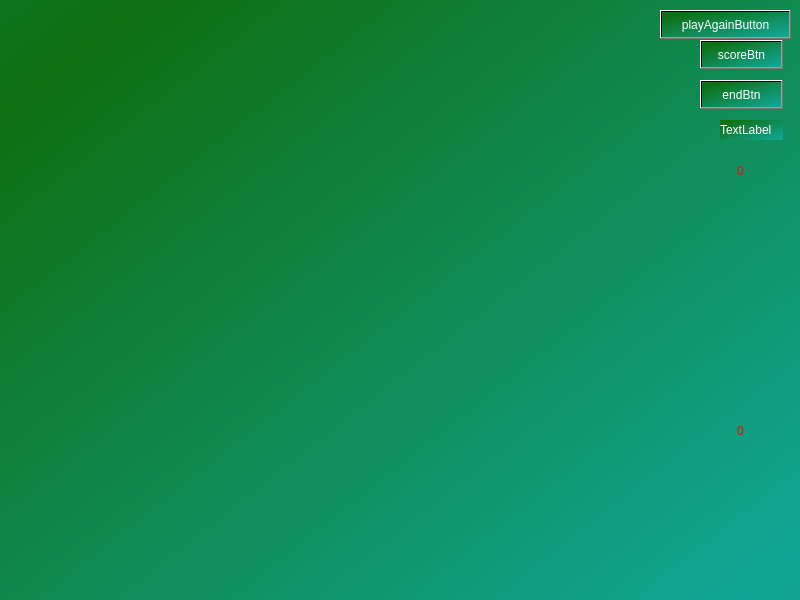
This is gamewidget.ui in ZinchenkoVlad/BlackJack_QT as Qt 5 draws it before an edit. The edited form follows.
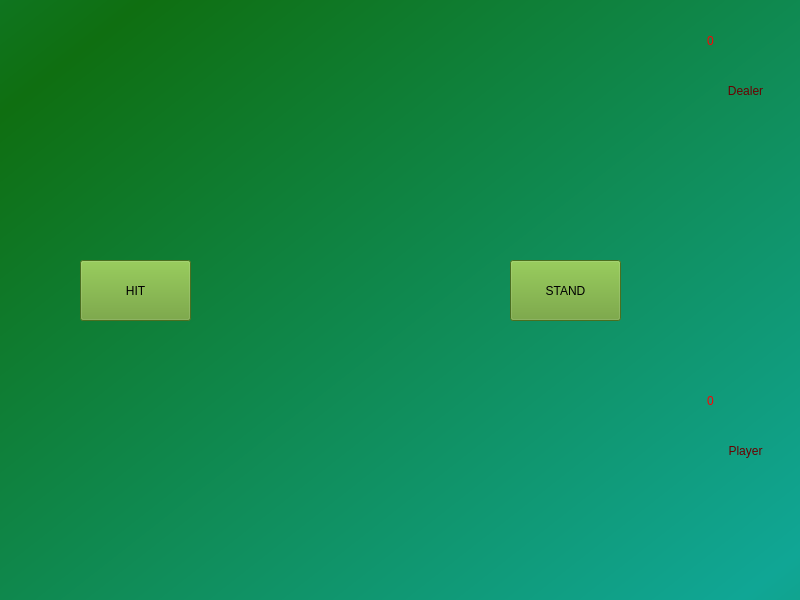
This is the edited form.

Patch:
```diff
--- a/gamewidget.ui
+++ b/gamewidget.ui
@@ -17,58 +17,6 @@
    <string notr="true">color: rgb(255, 255, 255);
 background-color: qlineargradient(spread:reflect, x1:0.09, y1:0.096, x2:0.977, y2:0.939101, stop:0 rgba(15, 111, 17, 255), stop:1 rgba(16, 166, 149, 255));</string>
   </property>
-  <widget class="QPushButton" name="playAgainButton">
-   <property name="geometry">
-    <rect>
-     <x>660</x>
-     <y>10</y>
-     <width>131</width>
-     <height>29</height>
-    </rect>
-   </property>
-   <property name="text">
-    <string>playAgainButton</string>
-   </property>
-  </widget>
-  <widget class="QPushButton" name="endBtn">
-   <property name="geometry">
-    <rect>
-     <x>700</x>
-     <y>80</y>
-     <width>83</width>
-     <height>29</height>
-    </rect>
-   </property>
-   <property name="text">
-    <string>endBtn</string>
-   </property>
-  </widget>
-  <widget class="QPushButton" name="scoreBtn">
-   <property name="geometry">
-    <rect>
-     <x>700</x>
-     <y>40</y>
-     <width>83</width>
-     <height>29</height>
-    </rect>
-   </property>
-   <property name="text">
-    <string>scoreBtn</string>
-   </property>
-  </widget>
-  <widget class="QLabel" name="scoreLabel">
-   <property name="geometry">
-    <rect>
-     <x>720</x>
-     <y>120</y>
-     <width>63</width>
-     <height>20</height>
-    </rect>
-   </property>
-   <property name="text">
-    <string>TextLabel</string>
-   </property>
-  </widget>
   <widget class="QLabel" name="labelDealer1">
    <property name="geometry">
     <rect>
@@ -264,8 +212,8 @@
   <widget class="QLabel" name="labelPlayerScore">
    <property name="geometry">
     <rect>
-     <x>720</x>
-     <y>410</y>
+     <x>690</x>
+     <y>380</y>
      <width>41</width>
      <height>41</height>
     </rect>
@@ -288,8 +236,8 @@
   <widget class="QLabel" name="labelDealerScore">
    <property name="geometry">
     <rect>
-     <x>720</x>
-     <y>150</y>
+     <x>690</x>
+     <y>20</y>
      <width>41</width>
      <height>41</height>
     </rect>
@@ -325,6 +273,109 @@
     <string/>
    </property>
   </widget>
+  <widget class="QPushButton" name="btnHit">
+   <property name="geometry">
+    <rect>
+     <x>80</x>
+     <y>260</y>
+     <width>111</width>
+     <height>61</height>
+    </rect>
+   </property>
+   <property name="styleSheet">
+    <string notr="true">font: 700 12pt &quot;Segoe UI&quot;;
+color: rgb(0, 0, 0);
+background-color: rgb(103, 156, 43);</string>
+   </property>
+   <property name="text">
+    <string>HIT</string>
+   </property>
+  </widget>
+  <widget class="QPushButton" name="btnStand">
+   <property name="geometry">
+    <rect>
+     <x>510</x>
+     <y>260</y>
+     <width>111</width>
+     <height>61</height>
+    </rect>
+   </property>
+   <property name="styleSheet">
+    <string notr="true">font: 700 12pt &quot;Segoe UI&quot;;
+color: rgb(0, 0, 0);
+background-color: rgb(103, 156, 43);</string>
+   </property>
+   <property name="text">
+    <string>STAND</string>
+   </property>
+  </widget>
+  <widget class="QLabel" name="label2">
+   <property name="geometry">
+    <rect>
+     <x>710</x>
+     <y>430</y>
+     <width>71</width>
+     <height>41</height>
+    </rect>
+   </property>
+   <property name="styleSheet">
+    <string notr="true">font: 700 14pt &quot;Segoe UI&quot;;
+color: rgb(106, 0, 0);
+background-color: rgba(255, 255, 255, 0);</string>
+   </property>
+   <property name="midLineWidth">
+    <number>-4</number>
+   </property>
+   <property name="text">
+    <string>Player</string>
+   </property>
+   <property name="alignment">
+    <set>Qt::AlignCenter</set>
+   </property>
+  </widget>
+  <widget class="QLabel" name="label2_2">
+   <property name="geometry">
+    <rect>
+     <x>710</x>
+     <y>70</y>
+     <width>71</width>
+     <height>41</height>
+    </rect>
+   </property>
+   <property name="styleSheet">
+    <string notr="true">font: 700 14pt &quot;Segoe UI&quot;;
+color: rgb(106, 0, 0);
+background-color: rgba(255, 255, 255, 0);</string>
+   </property>
+   <property name="midLineWidth">
+    <number>-4</number>
+   </property>
+   <property name="text">
+    <string>Dealer</string>
+   </property>
+   <property name="alignment">
+    <set>Qt::AlignCenter</set>
+   </property>
+  </widget>
+  <zorder>btnHit</zorder>
+  <zorder>labelDealer1</zorder>
+  <zorder>labelDealer2</zorder>
+  <zorder>labelDealer3</zorder>
+  <zorder>labelDealer4</zorder>
+  <zorder>labelDealer5</zorder>
+  <zorder>labelDealer6</zorder>
+  <zorder>labelPlayer6</zorder>
+  <zorder>labelPlayer3</zorder>
+  <zorder>labelPlayer4</zorder>
+  <zorder>labelPlayer2</zorder>
+  <zorder>labelPlayer1</zorder>
+  <zorder>labelPlayer5</zorder>
+  <zorder>labelPlayerScore</zorder>
+  <zorder>labelDealerScore</zorder>
+  <zorder>labelBackSide</zorder>
+  <zorder>btnStand</zorder>
+  <zorder>label2</zorder>
+  <zorder>label2_2</zorder>
  </widget>
  <resources/>
  <connections/>
```
